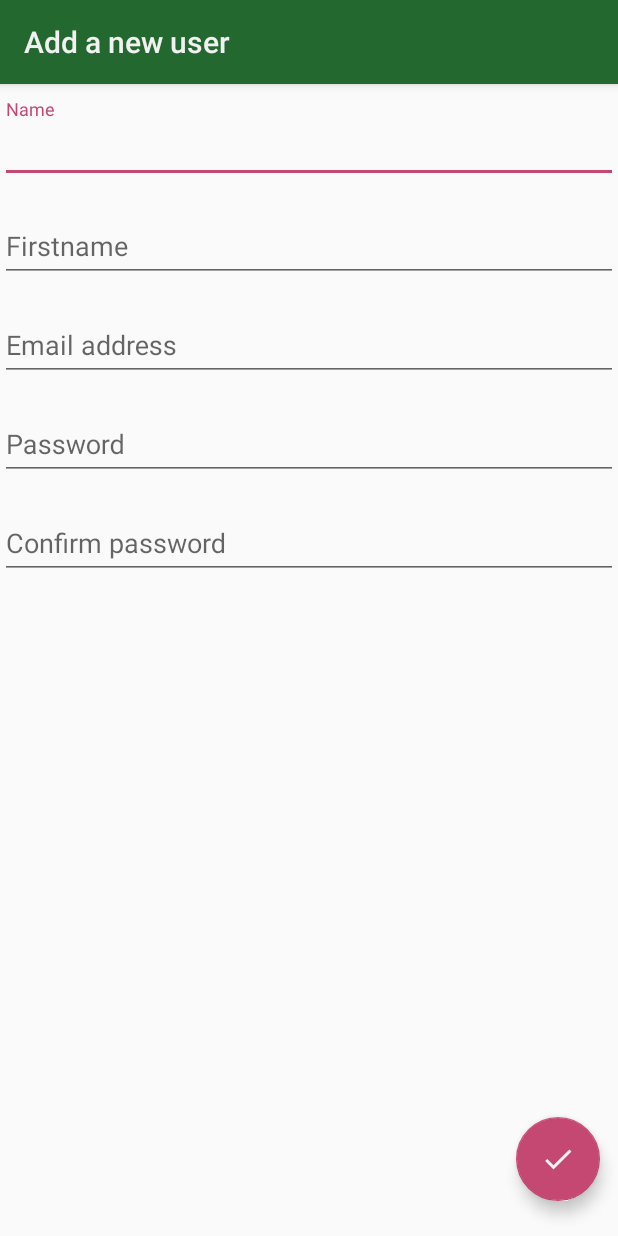
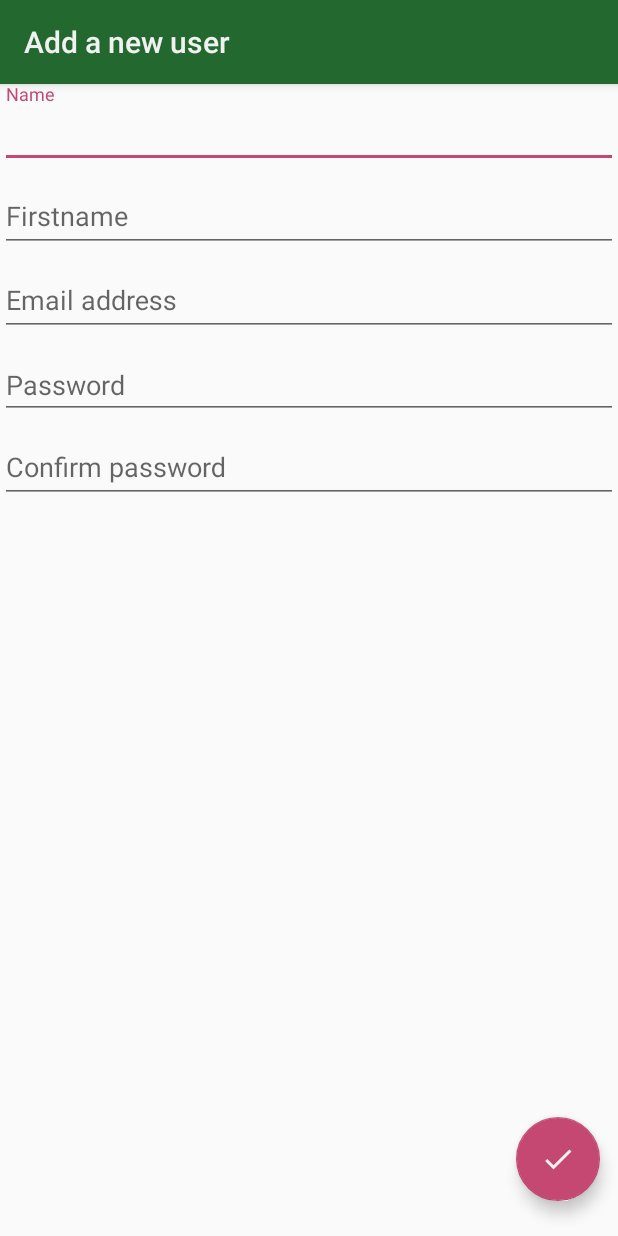
Before and after one commit to doris974/myFidelitycardsApp, an Android app: the screen it shows after launch (AddAUserActivity), after a tap on "Add a new user", on a phone screen of 412 x 824 dp. Run offline under Robolectric (Android 15) with nearby library versions, the phone set to English and light mode, and no system bars; our stand-ins replace Room's generated code.

Commit message:
bug correction: inputEditText add @Parcelable access to main activity

```diff
--- /dev/null
+++ b/app/src/main/java/com/example/dorispc/firstkotlintestapplication/activity/BaseActivity.kt
@@ -0,0 +1,25 @@
+package com.example.dorispc.firstkotlintestapplication.activity
+
+import android.content.Intent
+import android.support.v7.app.AppCompatActivity
+import android.view.Menu
+import android.view.MenuItem
+import com.example.dorispc.firstkotlintestapplication.R
+
+open class BaseActivity : AppCompatActivity() {
+
+    override fun onCreateOptionsMenu(menu: Menu?): Boolean {
+        val inflater = menuInflater
+        inflater.inflate(R.menu.login_menu, menu)
+        return true
+    }
+
+    override fun onOptionsItemSelected(item: MenuItem?): Boolean {
+        if (item?.getItemId() == R.id.addANewUserLogin) {
+            val intent = Intent(this, AddAUserActivity::class.java)
+            startActivity(intent)
+        }
+
+        return true
+    }
+}
--- a/app/src/main/java/com/example/dorispc/firstkotlintestapplication/activity/LoginActivity.kt
+++ b/app/src/main/java/com/example/dorispc/firstkotlintestapplication/activity/LoginActivity.kt
@@ -1,26 +1,55 @@
 package com.example.dorispc.firstkotlintestapplication.activity
 
 import android.content.Intent
+import android.os.AsyncTask
 import android.support.v7.app.AppCompatActivity
 import android.os.Bundle
 import android.support.v7.widget.LinearLayoutManager
-import android.support.v7.widget.RecyclerView
+import android.view.Menu
+import android.view.MenuItem
 import android.view.View
+import android.widget.Toast
 import com.example.dorispc.firstkotlintestapplication.R
 import com.example.dorispc.firstkotlintestapplication.adapter.UserAdapter
+import com.example.dorispc.firstkotlintestapplication.adapter.UserAdapter.ClickUserListener
 import com.example.dorispc.firstkotlintestapplication.bo.User
 import com.example.dorispc.firstkotlintestapplication.dao.AppDatabase
+import kotlinx.android.synthetic.main.activity_login.*
 
-class LoginActivity : AppCompatActivity() {
+class LoginActivity : BaseActivity(), ClickUserListener {
 
     override fun onCreate(savedInstanceState: Bundle?) {
         super.onCreate(savedInstanceState)
         setContentView(R.layout.activity_login)
+        this.setSupportActionBar(my_toolbar)
+        rvUsersLogin.layoutManager = LinearLayoutManager(this)
+        UsersWorker().execute()
+    }
 
+    fun callBackGetAllUsers(usersList: List<User>?) {
+        rvUsersLogin.adapter = usersList?.let { UserAdapter(it, this, this) }
+        Toast.makeText(this@LoginActivity,"callback OK", Toast.LENGTH_LONG).show()
+    }
+
+    inner class UsersWorker : AsyncTask<Void, Void, List<User>>(){
+        override fun doInBackground(vararg params: Void?): List<User>? {
+            return AppDatabase.getInstance(this@LoginActivity)?.userDao()?.getAll()
+        }
+
+        override fun onPostExecute(result: List<User>?) {
+            super.onPostExecute(result)
+            callBackGetAllUsers(result)
+        }
     }
 
     fun ToAddAUserActivity (view: View){
         val intent = Intent(this, AddAUserActivity::class.java)
         startActivity(intent)
     }
+
+    override fun onClickUser(user: User) {
+        val intent = MainActivity.newIntent(this)
+        intent.putExtra("user", user)
+        startActivity(intent)
+    }
 }
--- a/app/src/main/java/com/example/dorispc/firstkotlintestapplication/bo/Fidelitycard.kt
+++ b/app/src/main/java/com/example/dorispc/firstkotlintestapplication/bo/Fidelitycard.kt
@@ -3,9 +3,12 @@ package com.example.dorispc.firstkotlintestapplication.bo
 import android.arch.persistence.room.ColumnInfo
 import android.arch.persistence.room.Entity
 import android.arch.persistence.room.PrimaryKey
+import android.os.Parcelable
+import kotlinx.android.parcel.Parcelize
 import java.util.*
 
 @Entity(tableName = "fidelitycard")
+@Parcelize
 data class Fidelitycard (
         @PrimaryKey(autoGenerate = true)
         @ColumnInfo(name = "id")val id: Int,
@@ -13,4 +16,4 @@ data class Fidelitycard (
         @ColumnInfo(name = "validityDate")var validityDate: Date,
         @ColumnInfo(name = "linkToAccount")var linkToAccount: String,
         @ColumnInfo(name = "userId")var userId: Int
-)
+) : Parcelable
--- a/app/src/main/java/com/example/dorispc/firstkotlintestapplication/bo/FidelitycardS.kt
+++ b/app/src/main/java/com/example/dorispc/firstkotlintestapplication/bo/FidelitycardS.kt
@@ -1,3 +1,7 @@
 package com.example.dorispc.firstkotlintestapplication.bo
 
-class FidelitycardS (var fidelitycards: MutableList<Array<String>>)
+import android.os.Parcelable
+import kotlinx.android.parcel.Parcelize
+
+@Parcelize
+data class FidelitycardS (var fidelitycards: MutableList<Array<String>>) : Parcelable
--- a/app/src/main/java/com/example/dorispc/firstkotlintestapplication/bo/User.kt
+++ b/app/src/main/java/com/example/dorispc/firstkotlintestapplication/bo/User.kt
@@ -1,8 +1,11 @@
 package com.example.dorispc.firstkotlintestapplication.bo
 
 import android.arch.persistence.room.*
+import android.os.Parcelable
+import kotlinx.android.parcel.Parcelize
 
 @Entity(tableName = "user")
+@Parcelize
 data class User (
         @PrimaryKey(autoGenerate = true)
         @ColumnInfo(name = "id")val id: Int?,
@@ -11,4 +14,4 @@ data class User (
         @ColumnInfo(name = "email")var email: String?,
         @ColumnInfo(name = "password")var password: String?,
         var listOfFidelitycardS: FidelitycardS?
-)
+) : Parcelable
--- a/app/src/main/java/com/example/dorispc/firstkotlintestapplication/dao/AppDatabase.kt
+++ b/app/src/main/java/com/example/dorispc/firstkotlintestapplication/dao/AppDatabase.kt
@@ -11,16 +11,16 @@ import com.example.dorispc.firstkotlintestapplication.bo.Shop
 import com.example.dorispc.firstkotlintestapplication.bo.User
 import com.example.dorispc.firstkotlintestapplication.utils.Converters
 
-@Database(entities = [(User::class),(Shop::class),(Fidelitycard::class)], version = 1)
+@Database(entities = [User::class,Shop::class,Fidelitycard::class], version = 1)
 @TypeConverters(Converters::class)
 abstract class AppDatabase : RoomDatabase() {
 
-    abstract fun fidelitycardDao():FidelitycardDAO
+    abstract fun fidelitycardDao():FidelitycardDao
     abstract fun userDao(): UserDao
     abstract fun shopDao(): ShopDao
 
     companion object {
-        private var INSTANCE: AppDatabase? = null
+        var INSTANCE: AppDatabase? = null
 
         fun getInstance(context: Context): AppDatabase? {
             if (INSTANCE == null) synchronized(AppDatabase::class) {
--- a/app/src/main/java/com/example/dorispc/firstkotlintestapplication/dao/FidelitycardDAO.kt
+++ b/app/src/main/java/com/example/dorispc/firstkotlintestapplication/dao/FidelitycardDao.kt
@@ -4,7 +4,7 @@ import android.arch.persistence.room.*
 import com.example.dorispc.firstkotlintestapplication.bo.Fidelitycard
 
 @Dao
-interface FidelitycardDAO {
+interface FidelitycardDao {
     @Query("SELECT * FROM fidelitycard WHERE id = :id")
     fun getOne(id: Int):Fidelitycard
 
--- a/app/src/main/res/drawable/ic_person_add_green_22dp.xml
+++ b/app/src/main/res/drawable/ic_person_add_very_light_grey_24dp.xml
@@ -1,5 +1,5 @@
-<vector android:height="22dp" android:tint="#23682E"
+<vector android:height="24dp" android:tint="#F1F1F1"
     android:viewportHeight="24.0" android:viewportWidth="24.0"
-    android:width="22dp" xmlns:android="http://schemas.android.com/apk/res/android">
+    android:width="24dp" xmlns:android="http://schemas.android.com/apk/res/android">
     <path android:fillColor="#FF000000" android:pathData="M15,12c2.21,0 4,-1.79 4,-4s-1.79,-4 -4,-4 -4,1.79 -4,4 1.79,4 4,4zM6,10L6,7L4,7v3L1,10v2h3v3h2v-3h3v-2L6,10zM15,14c-2.67,0 -8,1.34 -8,4v2h16v-2c0,-2.66 -5.33,-4 -8,-4z"/>
 </vector>
--- a/app/src/main/res/layout/activity_add_a_user.xml
+++ b/app/src/main/res/layout/activity_add_a_user.xml
@@ -25,63 +25,61 @@
 
     <android.support.design.widget.TextInputLayout
         android:layout_width="match_parent"
-        android:layout_height="wrap_content"
-        android:layout_marginTop="10dp">
-        <EditText
+        android:layout_height="wrap_content">
+    <android.support.design.widget.TextInputEditText
         android:id="@+id/etNameAddAUSer"
         android:layout_width="match_parent"
         android:layout_height="wrap_content"
+        android:layout_marginTop="10dp"
         android:inputType="textPersonName"
         android:hint="@string/name"/>
     </android.support.design.widget.TextInputLayout>
 
     <android.support.design.widget.TextInputLayout
         android:layout_width="match_parent"
-        android:layout_height="wrap_content"
-        android:layout_marginTop="10dp">
-        <EditText
+        android:layout_height="wrap_content">
+    <android.support.design.widget.TextInputEditText
         android:id="@+id/etFirstnameAddAUSer"
         android:layout_width="match_parent"
         android:layout_height="wrap_content"
+        android:layout_marginTop="10dp"
         android:inputType="textPersonName"
-            android:hint="@string/firstname"/>
+        android:hint="@string/firstname" />
     </android.support.design.widget.TextInputLayout>
 
     <android.support.design.widget.TextInputLayout
         android:layout_width="match_parent"
-        android:layout_height="wrap_content"
-        android:layout_marginTop="10dp">
-        <EditText
+        android:layout_height="wrap_content">
+    <android.support.design.widget.TextInputEditText
         android:id="@+id/etEmailAddAUSer"
         android:layout_width="match_parent"
         android:layout_height="wrap_content"
+        android:layout_marginTop="10dp"
         android:inputType="textEmailAddress"
-            android:hint="@string/email_address"/>
+        android:hint="@string/email_address" />
 </android.support.design.widget.TextInputLayout>
+
+    <android.support.design.widget.TextInputEditText
+        android:id="@+id/etPasswordAddAUSer"
+        android:layout_width="match_parent"
+        android:layout_height="wrap_content"
+        android:layout_marginTop="10dp"
+        android:inputType="textPassword"
+        android:hint="@string/password"/>
+
 
     <android.support.design.widget.TextInputLayout
         android:layout_width="match_parent"
-        android:layout_height="wrap_content"
-        android:layout_marginTop="10dp">
-        <EditText
-            android:id="@+id/etPasswordAddAUSer"
-            android:layout_width="match_parent"
-            android:layout_height="wrap_content"
-            android:inputType="textPassword"
-            android:hint="@string/password"/>
-    </android.support.design.widget.TextInputLayout>
-
-    <android.support.design.widget.TextInputLayout
-        android:layout_width="match_parent"
-        android:layout_height="wrap_content"
-        android:layout_marginTop="10dp">
-        <EditText
+        android:layout_height="wrap_content">
+    <android.support.design.widget.TextInputEditText
         android:id="@+id/etConfirmPasswordAddAUSer"
         android:layout_width="match_parent"
         android:layout_height="wrap_content"
+        android:layout_marginTop="10dp"
         android:inputType="textPassword"
         android:hint="@string/confirm_password"/>
     </android.support.design.widget.TextInputLayout>
+
 </LinearLayout>
 
     <android.support.design.widget.FloatingActionButton
@@ -93,6 +91,6 @@
         android:src="@drawable/ic_check_very_light_grey_24dp"
         app:rippleColor="@color/veryLightGrey"
         app:useCompatPadding="true"
-        android:onClick="NewUser"/>
+        android:onClick="AddANewUser"/>
 
 </RelativeLayout>
--- /dev/null
+++ b/app/src/main/res/menu/login_menu.xml
@@ -0,0 +1,13 @@
+<?xml version="1.0" encoding="utf-8"?>
+<menu
+    xmlns:android="http://schemas.android.com/apk/res/android"
+    xmlns:app="http://schemas.android.com/apk/res-auto">
+
+    <item
+        android:id="@+id/addANewUserLogin"
+        app:showAsAction="always"
+        android:icon="@drawable/ic_person_add_very_light_grey_24dp"
+        android:title="@string/add_a_new_user"
+        />
+
+</menu>
--- /dev/null
+++ b/app/src/main/res/menu/main_menu.xml
@@ -0,0 +1,4 @@
+<?xml version="1.0" encoding="utf-8"?>
+<menu xmlns:android="http://schemas.android.com/apk/res/android">
+
+</menu>
```
Also changed, not shown: app/build.gradle (+9 -0 lines), app/src/main/AndroidManifest.xml (+7 -4 lines), app/src/main/java/com/example/dorispc/firstkotlintestapplication/activity/AddAUserActivity.kt (+39 -0 lines), app/src/main/java/com/example/dorispc/firstkotlintestapplication/activity/MainActivity.kt (added, +26 -0 lines), app/src/main/java/com/example/dorispc/firstkotlintestapplication/adapter/UserAdapter.kt (+33 -23 lines), app/src/main/java/com/example/dorispc/firstkotlintestapplication/utils/Converters.kt (+10 -8 lines), app/src/main/res/layout/activity_login.xml (+1 -19 lines), app/src/main/res/layout/activity_main.xml (added, +10 -0 lines), app/src/main/res/layout/elements_userslistlogin.xml (+19 -15 lines). Lines whose indentation alone changed are shown as unchanged.
